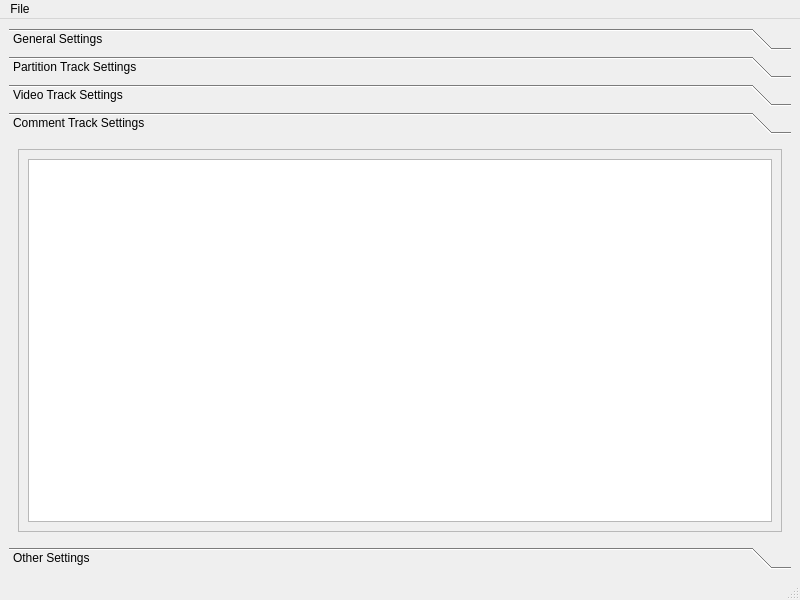
First picture: the form in GUI/SetupWindow/SetupWindow.ui, repository BrendonWatsonLab/PhoPyQtTimelinePlotter, before the edit.
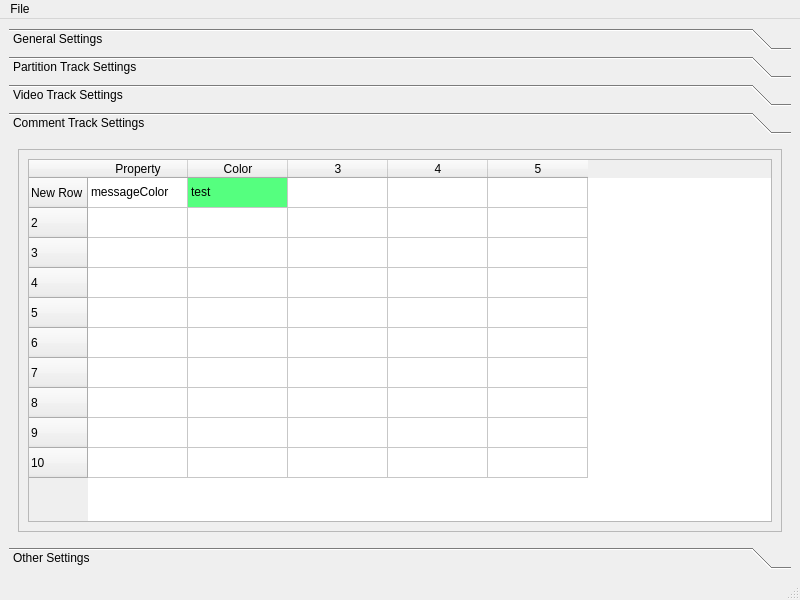
Second picture: the form after the edit. The open tabs and pages were chosen to show the change.

What changed in the file:
```diff
--- a/GUI/SetupWindow/SetupWindow.ui
+++ b/GUI/SetupWindow/SetupWindow.ui
@@ -179,7 +179,60 @@
           </property>
           <layout class="QVBoxLayout" name="verticalLayout_5">
            <item>
-            <widget class="QTableWidget" name="tableWidget_Settings_CommentTrack"/>
+            <widget class="QTableWidget" name="tableWidget_Settings_CommentTrack">
+             <property name="rowCount">
+              <number>10</number>
+             </property>
+             <property name="columnCount">
+              <number>5</number>
+             </property>
+             <row>
+              <property name="text">
+               <string>New Row</string>
+              </property>
+             </row>
+             <row/>
+             <row/>
+             <row/>
+             <row/>
+             <row/>
+             <row/>
+             <row/>
+             <row/>
+             <row/>
+             <column>
+              <property name="text">
+               <string>Property</string>
+              </property>
+             </column>
+             <column>
+              <property name="text">
+               <string>Color</string>
+              </property>
+             </column>
+             <column/>
+             <column/>
+             <column/>
+             <item row="0" column="0">
+              <property name="text">
+               <string>messageColor</string>
+              </property>
+             </item>
+             <item row="0" column="1">
+              <property name="text">
+               <string>test</string>
+              </property>
+              <property name="background">
+               <brush brushstyle="SolidPattern">
+                <color alpha="255">
+                 <red>85</red>
+                 <green>255</green>
+                 <blue>127</blue>
+                </color>
+               </brush>
+              </property>
+             </item>
+            </widget>
            </item>
           </layout>
          </widget>
```
Left out of the diff: 4 changed lines with no effect on the pictures.
